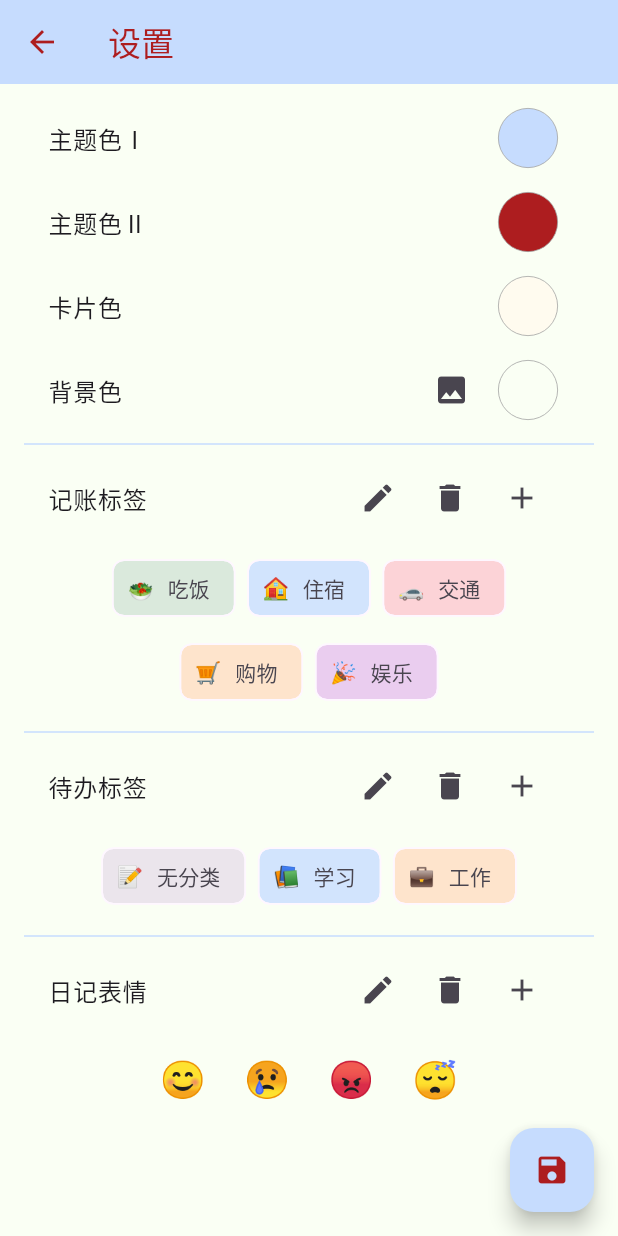
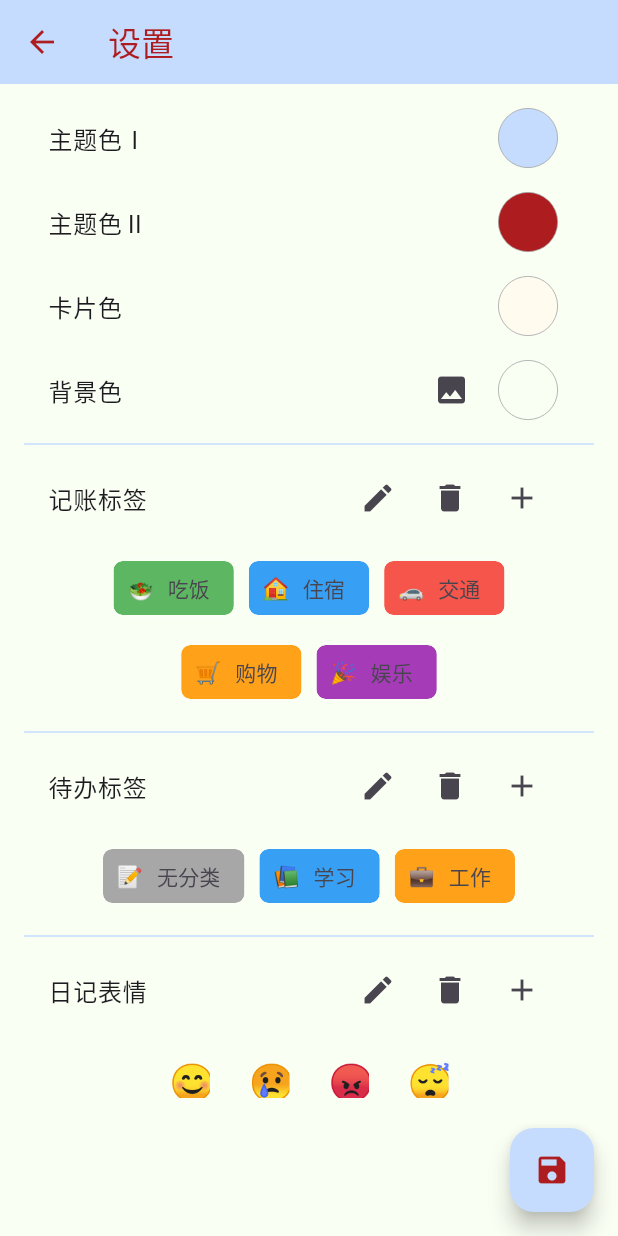
Before and after one commit to White-Lulu/cherriy, a Flutter app: the ThemeSettingsPage screen opened directly, on a phone screen of 412 x 824 dp. Run offline on Flutter 3.47's test engine with Material 3 defaults, Android fonts, the light colour scheme and no system bars; our stand-ins replace fl_chart, flutter_colorpicker, image_picker, shared_preferences; accounts and stored records are empty.

Commit message:
setting终于写完了（（

```diff
--- a/lib/theme_settings_page.dart
+++ b/lib/theme_settings_page.dart
@@ -310,9 +310,9 @@ class ThemeSettingsPageState extends State<ThemeSettingsPage> {
               child: Chip(
                 avatar: Text(category['emoji']),
                 label: Text(category['label']),
-                backgroundColor: (category['color'] as Color).withOpacity(0.2),
+                backgroundColor: (category['color'] as Color).withOpacity(0.9),
                 shape: RoundedRectangleBorder(
-                  borderRadius: BorderRadius.circular(8),
+                  borderRadius: BorderRadius.circular(7),
                   side: BorderSide(
                     color: _deleteModes[type]!
                         ? WarmColorScorer.getTotalScore(
@@ -333,7 +333,7 @@ class ThemeSettingsPageState extends State<ThemeSettingsPage> {
                                             .color!)
                                 ? Theme.of(context).textTheme.bodyMedium!.color!
                                 : Theme.of(context).primaryColor
-                            : Theme.of(context).cardColor,
+                            : Theme.of(context).scaffoldBackgroundColor,
                     width: 1,
                   ),
                 ),
@@ -485,7 +485,14 @@ class ThemeSettingsPageState extends State<ThemeSettingsPage> {
         IconButton(
           icon: Icon(
             Icons.edit,
-            color: _editModes['diary']! ? Theme.of(context).primaryColor : null,
+            color: _editModes['diary']!
+                ? WarmColorScorer.getTotalScore(
+                            Theme.of(context).primaryColor) >
+                        WarmColorScorer.getTotalScore(
+                            Theme.of(context).textTheme.bodyMedium!.color!)
+                    ? Theme.of(context).textTheme.bodyMedium!.color!
+                    : Theme.of(context).primaryColor
+                : null,
           ),
           onPressed: () {
             setState(() {
@@ -503,7 +510,14 @@ class ThemeSettingsPageState extends State<ThemeSettingsPage> {
         IconButton(
           icon: Icon(
             Icons.delete,
-            color: _deleteModes['diary']! ? Colors.red : null,
+            color: _deleteModes['diary']!
+                ? WarmColorScorer.getTotalScore(
+                            Theme.of(context).primaryColor) >
+                        WarmColorScorer.getTotalScore(
+                            Theme.of(context).textTheme.bodyMedium!.color!)
+                    ? Theme.of(context).primaryColor
+                    : Theme.of(context).textTheme.bodyMedium!.color!
+                : null,
           ),
           onPressed: () {
             setState(() {
@@ -539,11 +553,13 @@ class ThemeSettingsPageState extends State<ThemeSettingsPage> {
 
   Widget _buildEmojiList(List<Map<String, dynamic>> emojis) {
     return Padding(
-      padding: EdgeInsets.symmetric(horizontal: 8, vertical: 6),
-      child: Center(
+      padding: EdgeInsets.symmetric(horizontal: 16, vertical: 8),
+      child: Align(
+        alignment: Alignment.center,
         child: Wrap(
+          alignment: WrapAlignment.center,
           spacing: 8,
-        runSpacing: 8,
+          runSpacing: 8,
         children: emojis.map((emoji) {
           return GestureDetector(
             onTap: () {
@@ -554,22 +570,41 @@ class ThemeSettingsPageState extends State<ThemeSettingsPage> {
               }
             },
             child: Container(
+              width: 45,
+              height: 45,
               padding: EdgeInsets.all(8),
               decoration: BoxDecoration(
                 border: Border.all(
-                  color: _editModes['diary']!
-                      ? Theme.of(context).primaryColor
-                      : _deleteModes['diary']!
-                          ? Colors.red
-                          : Colors.transparent,
+                  color: _deleteModes['diary']!
+                        ? WarmColorScorer.getTotalScore(
+                                    Theme.of(context).primaryColor) >
+                                WarmColorScorer.getTotalScore(Theme.of(context)
+                                    .textTheme
+                                    .bodyMedium!
+                                    .color!)
+                            ? Theme.of(context).primaryColor
+                            : Theme.of(context).textTheme.bodyMedium!.color!
+                        : _editModes['diary']!
+                            ? WarmColorScorer.getTotalScore(
+                                        Theme.of(context).primaryColor) >
+                                    WarmColorScorer.getTotalScore(
+                                        Theme.of(context)
+                                            .textTheme
+                                            .bodyMedium!
+                                            .color!)
+                                ? Theme.of(context).textTheme.bodyMedium!.color!
+                                : Theme.of(context).primaryColor
+                            : Theme.of(context).scaffoldBackgroundColor,
                   width: 1,
                 ),
-                borderRadius: BorderRadius.circular(4),
+                borderRadius: BorderRadius.circular(13),
               ),
-              child: Text(
-                emoji['emoji'],
-                style: TextStyle(fontSize: 24),
+              child: Center(
+                child: Text(
+                  emoji['emoji'],
+                  style: TextStyle(fontSize: 24),
               ),
+            ),
             ),
           );
         }).toList(),
```
